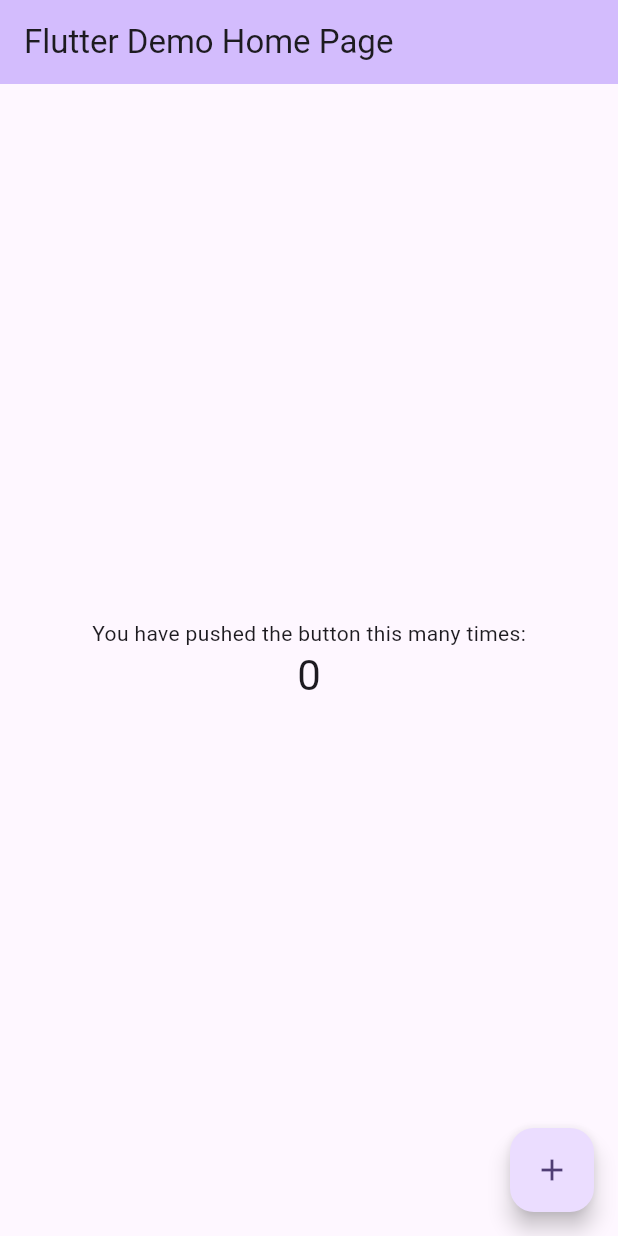
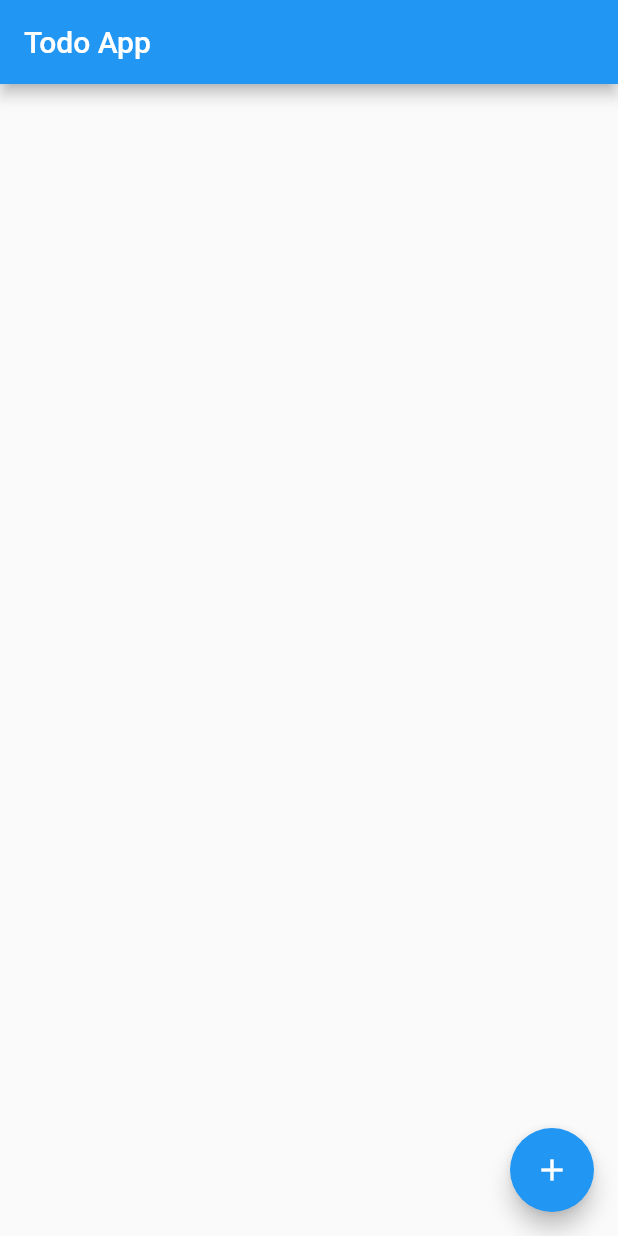
Before and after one commit to peacebefore/todo, a Flutter app: the screen it shows after launch, on a phone screen of 412 x 824 dp. Run offline on Flutter 3.47's test engine with Material 2 defaults, Android fonts, the phone set to English and light mode, and no system bars.

Commit message:
setting up app architecture

```diff
--- a/todo/lib/main.dart
+++ b/todo/lib/main.dart
@@ -1,4 +1,5 @@
 import 'package:flutter/material.dart';
+import 'pages/home.dart';
 
 void main() {
   runApp(const MyApp());
@@ -7,119 +8,10 @@ void main() {
 class MyApp extends StatelessWidget {
   const MyApp({super.key});
 
-  // This widget is the root of your application.
   @override
   Widget build(BuildContext context) {
-    return MaterialApp(
-      title: 'Flutter Demo',
-      theme: ThemeData(
-        // This is the theme of your application.
-        //
-        // TRY THIS: Try running your application with "flutter run". You'll see
-        // the application has a blue toolbar. Then, without quitting the app,
-        // try changing the seedColor in the colorScheme below to Colors.green
-        // and then invoke "hot reload" (save your changes or press the "hot
-        // reload" button in a Flutter-supported IDE, or press "r" if you used
-        // the command line to start the app).
-        //
-        // Notice that the counter didn't reset back to zero; the application
-        // state is not lost during the reload. To reset the state, use hot
-        // restart instead.
-        //
-        // This works for code too, not just values: Most code changes can be
-        // tested with just a hot reload.
-        colorScheme: ColorScheme.fromSeed(seedColor: Colors.deepPurple),
-        useMaterial3: true,
-      ),
-      home: const MyHomePage(title: 'Flutter Demo Home Page'),
+    return const MaterialApp(
+      home: MyHomePage(),
     );
   }
 }
-
-class MyHomePage extends StatefulWidget {
-  const MyHomePage({super.key, required this.title});
-
-  // This widget is the home page of your application. It is stateful, meaning
-  // that it has a State object (defined below) that contains fields that affect
-  // how it looks.
-
-  // This class is the configuration for the state. It holds the values (in this
-  // case the title) provided by the parent (in this case the App widget) and
-  // used by the build method of the State. Fields in a Widget subclass are
-  // always marked "final".
-
-  final String title;
-
-  @override
-  State<MyHomePage> createState() => _MyHomePageState();
-}
-
-class _MyHomePageState extends State<MyHomePage> {
-  int _counter = 0;
-
-  void _incrementCounter() {
-    setState(() {
-      // This call to setState tells the Flutter framework that something has
-      // changed in this State, which causes it to rerun the build method below
-      // so that the display can reflect the updated values. If we changed
-      // _counter without calling setState(), then the build method would not be
-      // called again, and so nothing would appear to happen.
-      _counter++;
-    });
-  }
-
-  @override
-  Widget build(BuildContext context) {
-    // This method is rerun every time setState is called, for instance as done
-    // by the _incrementCounter method above.
-    //
-    // The Flutter framework has been optimized to make rerunning build methods
-    // fast, so that you can just rebuild anything that needs updating rather
-    // than having to individually change instances of widgets.
-    return Scaffold(
-      appBar: AppBar(
-        // TRY THIS: Try changing the color here to a specific color (to
-        // Colors.amber, perhaps?) and trigger a hot reload to see the AppBar
-        // change color while the other colors stay the same.
-        backgroundColor: Theme.of(context).colorScheme.inversePrimary,
-        // Here we take the value from the MyHomePage object that was created by
-        // the App.build method, and use it to set our appbar title.
-        title: Text(widget.title),
-      ),
-      body: Center(
-        // Center is a layout widget. It takes a single child and positions it
-        // in the middle of the parent.
-        child: Column(
-          // Column is also a layout widget. It takes a list of children and
-          // arranges them vertically. By default, it sizes itself to fit its
-          // children horizontally, and tries to be as tall as its parent.
-          //
-          // Column has various properties to control how it sizes itself and
-          // how it positions its children. Here we use mainAxisAlignment to
-          // center the children vertically; the main axis here is the vertical
-          // axis because Columns are vertical (the cross axis would be
-          // horizontal).
-          //
-          // TRY THIS: Invoke "debug painting" (choose the "Toggle Debug Paint"
-          // action in the IDE, or press "p" in the console), to see the
-          // wireframe for each widget.
-          mainAxisAlignment: MainAxisAlignment.center,
-          children: <Widget>[
-            const Text(
-              'You have pushed the button this many times:',
-            ),
-            Text(
-              '$_counter',
-              style: Theme.of(context).textTheme.headlineMedium,
-            ),
-          ],
-        ),
-      ),
-      floatingActionButton: FloatingActionButton(
-        onPressed: _incrementCounter,
-        tooltip: 'Increment',
-        child: const Icon(Icons.add),
-      ), // This trailing comma makes auto-formatting nicer for build methods.
-    );
-  }
-}
--- /dev/null
+++ b/todo/lib/pages/home.dart
@@ -0,0 +1,32 @@
+
+
+import 'package:flutter/material.dart';
+
+
+class MyHomePage extends StatefulWidget {
+  const MyHomePage({super.key});
+
+  @override
+  State<MyHomePage> createState() => _MyHomePageState();
+}
+
+class _MyHomePageState extends State<MyHomePage> {
+
+  @override
+  Widget build(BuildContext context) {
+
+    return Scaffold(
+      appBar: AppBar(
+        title: Text("Todo App"),
+      ),
+      body: Center(
+
+      ),
+      floatingActionButton: FloatingActionButton(
+        onPressed: (){},
+        tooltip: 'Increment',
+        child: const Icon(Icons.add),
+      ),
+    );
+  }
+}
```
Also changed, not shown: todo/lib/models/todo.dart (added), todo/lib/pages/add.dart (added), todo/lib/pages/completed.dart (added), todo/lib/providers/todo_provider.dart (added), 1 other file.
